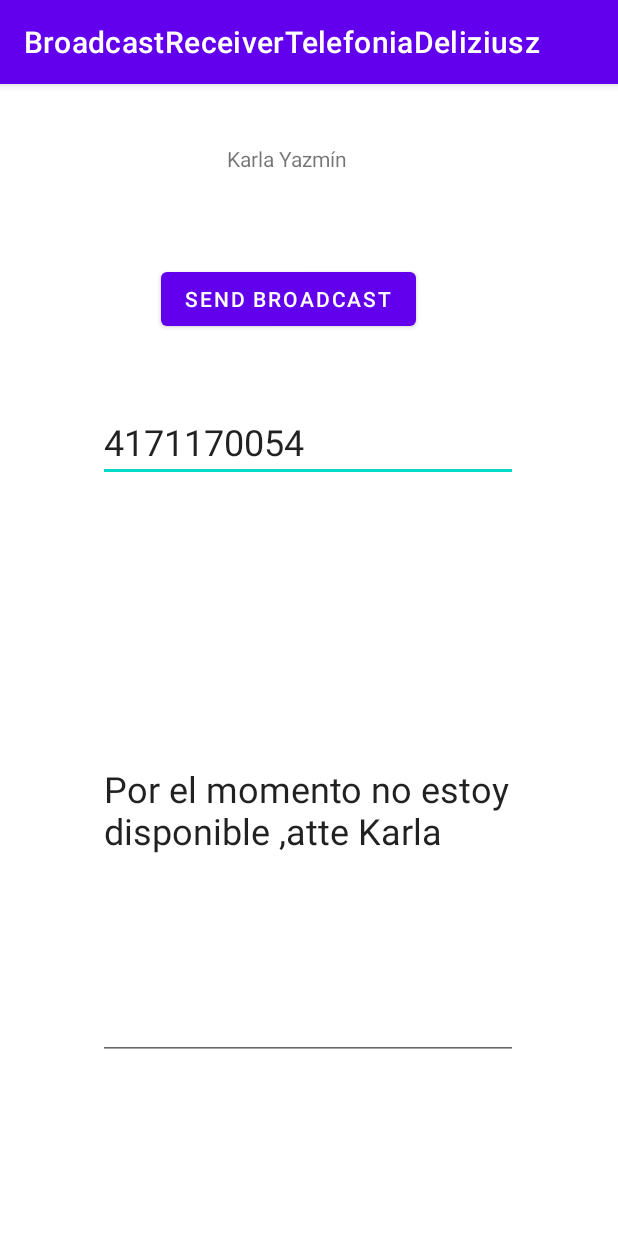
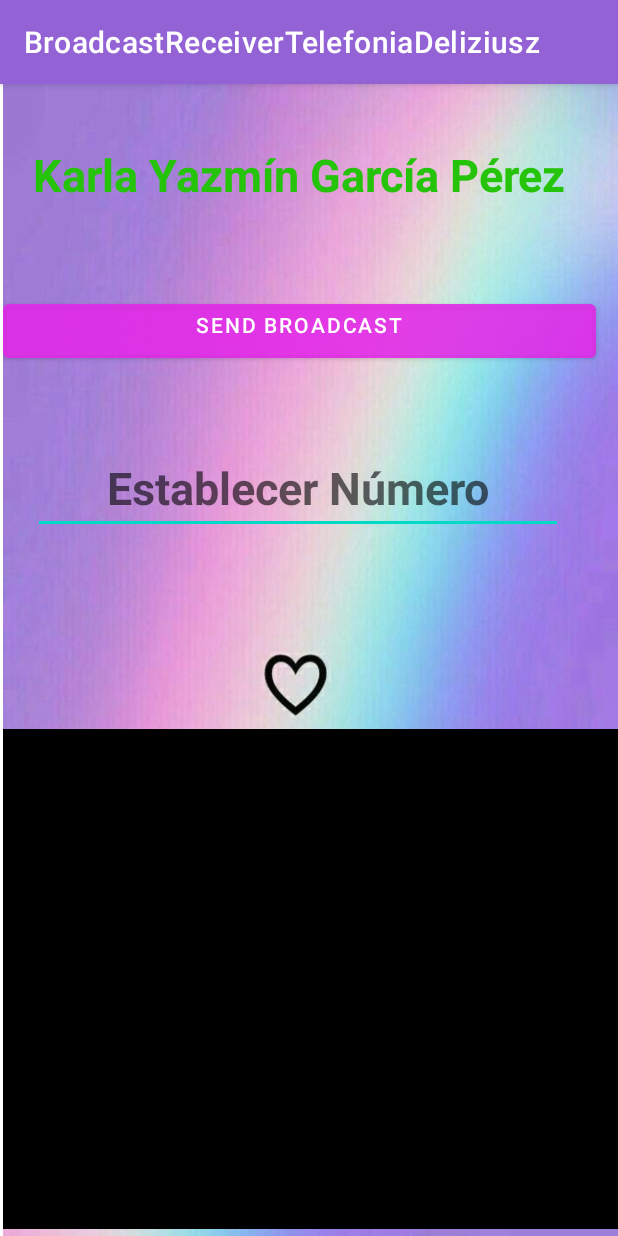
Before and after one commit to Deliziusz/BroadcastReceiverTelefoniaDeliziusz, an Android app: the screen it shows after launch (MainActivity), on a phone screen of 412 x 824 dp. Run offline under Robolectric (Android 15) with nearby library versions, the phone set to English and light mode, and no system bars.

Commit message:
Agregamos mucha personalidad

```diff
--- a/app/src/main/res/layout/activity_main.xml
+++ b/app/src/main/res/layout/activity_main.xml
@@ -8,23 +8,45 @@
     tools:context=".MainActivity"
     tools:ignore="OnClick">
 
+    <LinearLayout
+        android:layout_width="match_parent"
+        android:layout_height="match_parent"
+        android:layout_marginLeft="2dp"
+
+        android:background="@drawable/tres"
+        android:orientation="vertical"
+        app:layout_constraintBottom_toTopOf="parent"
+        app:layout_constraintEnd_toStartOf="parent"
+        app:layout_constraintStart_toEndOf="parent"
+        app:layout_constraintTop_toBottomOf="parent">
+
+
         <TextView
             android:id="@+id/lbl"
-        android:layout_width="wrap_content"
+            android:layout_width="395dp"
             android:layout_height="wrap_content"
             android:layout_marginTop="40dp"
-        android:text="Karla Yazmín "
+            android:text="Karla Yazmín García Pérez"
+            app:backgroundTint="#B9039BE5"
+            android:textStyle="bold"
+            android:textSize="30dp"
+            android:textColor="#26C30B"
+            android:textAlignment="center"
             app:layout_constraintHorizontal_bias="0.462"
             app:layout_constraintLeft_toLeftOf="parent"
             app:layout_constraintRight_toRightOf="parent"
-        app:layout_constraintTop_toTopOf="parent" />
+            app:layout_constraintTop_toTopOf="parent"
+            android:gravity="center_horizontal" />
 
         <Button
             android:id="@+id/btnSend"
-        android:layout_width="wrap_content"
+            android:layout_width="395dp"
             android:layout_height="wrap_content"
             android:layout_marginTop="60dp"
+            android:gravity="center_horizontal"
             android:text="Send Broadcast"
+            android:textAlignment="center"
+            app:backgroundTint="#E2E229E8"
             app:layout_constraintEnd_toEndOf="parent"
             app:layout_constraintHorizontal_bias="0.444"
             app:layout_constraintStart_toStartOf="parent"
@@ -34,11 +56,15 @@
             android:id="@+id/numero"
             android:layout_width="wrap_content"
             android:layout_height="wrap_content"
-        android:layout_marginTop="212dp"
+            android:layout_marginTop="50dp"
+            android:layout_marginLeft="20dp"
             android:ems="10"
             android:inputType="phone"
-        android:text="4171170054"
-        android:textSize="24sp"
+            android:hint="Establecer Número"
+            android:gravity="center_horizontal"
+            android:textStyle="bold"
+            android:textColor="?android:attr/colorPressedHighlight"
+            android:textSize="30sp"
             app:layout_constraintEnd_toEndOf="parent"
             app:layout_constraintHorizontal_bias="0.496"
             app:layout_constraintStart_toStartOf="parent"
@@ -46,19 +72,26 @@
 
         <EditText
             android:id="@+id/sms"
-        android:layout_width="wrap_content"
+            android:layout_width="match_parent"
             android:layout_height="wrap_content"
-        android:layout_marginTop="52dp"
+            android:layout_marginTop="130dp"
             android:height="500px"
+            android:background="@color/black"
             android:ems="10"
+            android:gravity="center_horizontal"
+            android:hint="Escribe respuesta"
             android:inputType="textMultiLine|text"
             android:maxLength="2000"
             android:maxLines="5"
-        android:text="Por el momento no estoy disponible ,atte Karla"
+            android:textColor="@color/white"
             android:textSize="24sp"
             app:layout_constraintEnd_toEndOf="parent"
             app:layout_constraintHorizontal_bias="0.496"
             app:layout_constraintStart_toStartOf="parent"
             app:layout_constraintTop_toBottomOf="@+id/numero" />
 
+
+    </LinearLayout>
+
+
 </androidx.constraintlayout.widget.ConstraintLayout>
--- a/app/src/main/res/values/colors.xml
+++ b/app/src/main/res/values/colors.xml
@@ -1,8 +1,8 @@
 <?xml version="1.0" encoding="utf-8"?>
 <resources>
     <color name="purple_200">#FFBB86FC</color>
-    <color name="purple_500">#FF6200EE</color>
-    <color name="purple_700">#FF3700B3</color>
+    <color name="purple_500">#9363D6</color>
+    <color name="purple_700">#907BC1</color>
     <color name="teal_200">#FF03DAC5</color>
     <color name="teal_700">#FF018786</color>
     <color name="black">#FF000000</color>
```
Also changed, not shown: app/src/main/res/drawable-v24/dos.jpg (added), app/src/main/res/drawable-v24/tres.jpg (added), app/src/main/res/drawable-v24/uno.jpg (added). Lines whose indentation alone changed are shown as unchanged.
